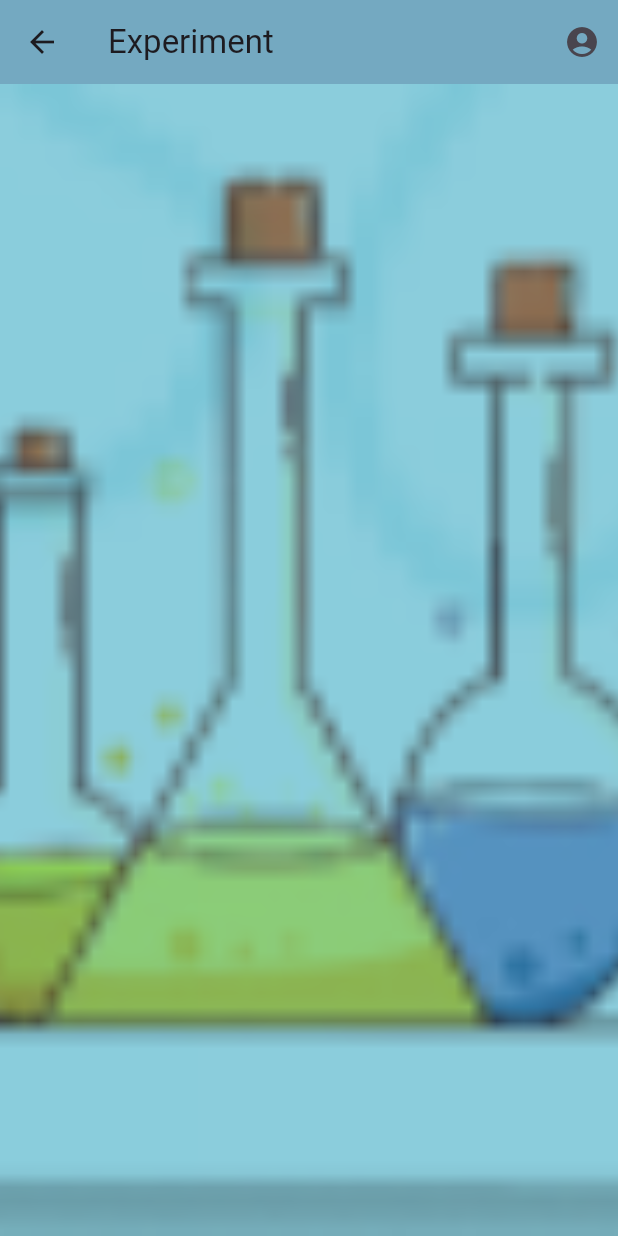
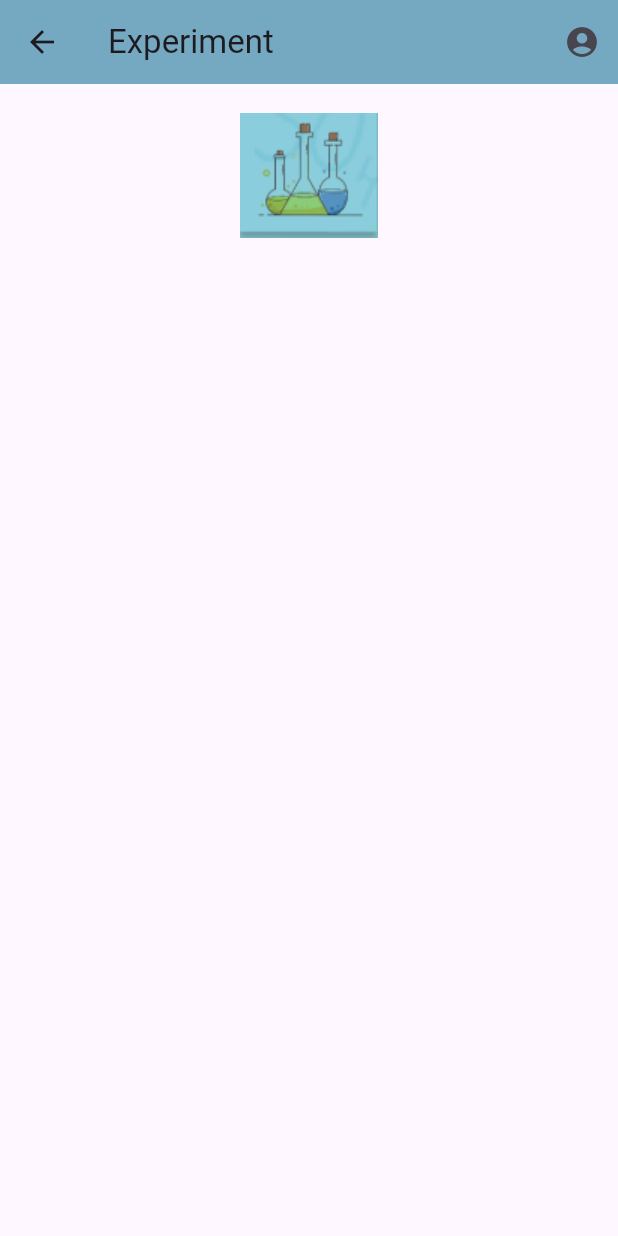
Before and after one commit to Priyal-Bhesaniya/chem4u, a Flutter app: the ExperimentPage screen opened directly, on a phone screen of 412 x 824 dp. Run offline on Flutter 3.47's test engine with Material 3 defaults, Android fonts, the phone set to English and light mode, and no system bars; our stand-ins replace lottie.

Commit message:
give margin

```diff
--- a/lib/screens/ExperimentPage.dart
+++ b/lib/screens/ExperimentPage.dart
@@ -24,10 +24,12 @@ class ExperimentPage extends StatelessWidget {
       ),
 
       body: Container(
+         margin: EdgeInsets.all(16.0),
+        height: 90,
         decoration: BoxDecoration(
           image: DecorationImage(
             image: AssetImage("assets/images/experiments.png"), // Add your background image
-            fit: BoxFit.cover,
+
           ),
         ),
     ));
--- a/lib/screens/MainPage.dart
+++ b/lib/screens/MainPage.dart
@@ -1,5 +1,5 @@
 import 'package:chemlab_flutter_project/screens/ExperimentPage.dart';
-import 'package:chemlab_flutter_project/screens/LoginPage.dart';
+
 
 import 'package:chemlab_flutter_project/screens/ProfilePage.dart';
 import 'package:flutter/material.dart';
```
